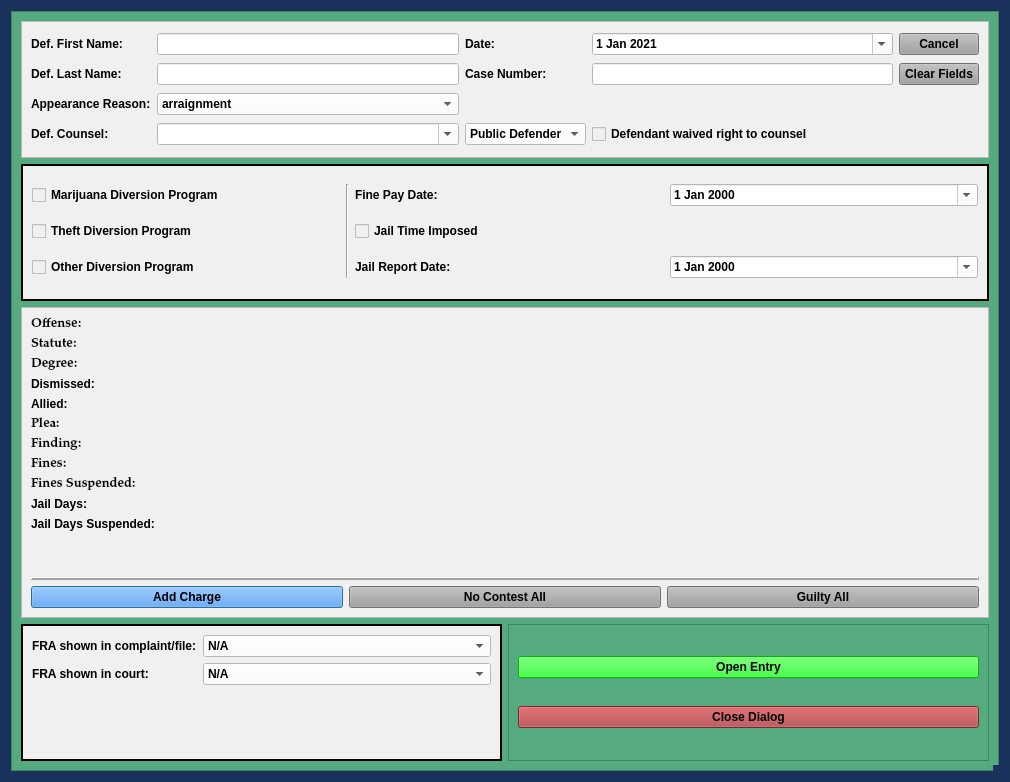
The window that package/views/ui/DiversionPleaDialog.ui (HunterProgram22/MuniEntry) describes before a commit, drawn with Qt 5.
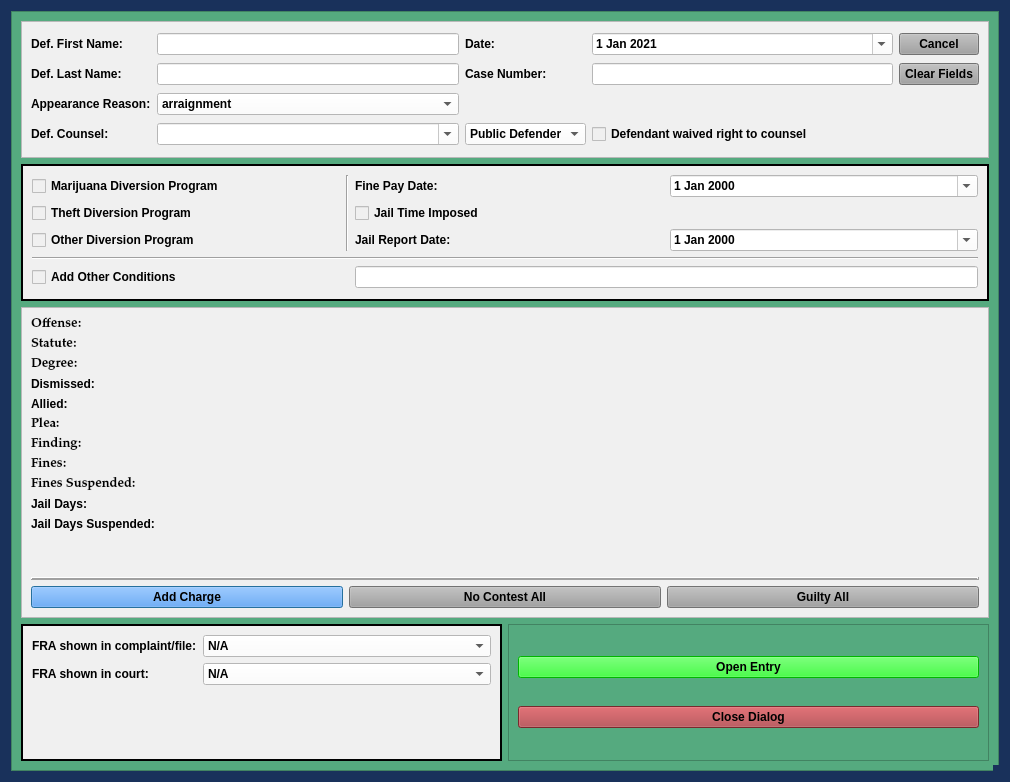
The same window after the commit.

Commit message: Set other conditions to show/hide in Diversion.

Patch:
```diff
--- a/package/views/ui/DiversionPleaDialog.ui
+++ b/package/views/ui/DiversionPleaDialog.ui
@@ -773,6 +773,13 @@
           <number>2</number>
          </property>
          <layout class="QGridLayout" name="gridLayout_8">
+          <item row="4" column="0">
+           <widget class="QCheckBox" name="other_conditions_checkBox">
+            <property name="text">
+             <string>Add Other Conditions</string>
+            </property>
+           </widget>
+          </item>
           <item row="0" column="3">
            <widget class="QDateEdit" name="diversion_fine_pay_date_box">
             <property name="styleSheet">
@@ -842,6 +849,20 @@
             </property>
            </widget>
           </item>
+          <item row="3" column="0" colspan="4">
+           <widget class="Line" name="line_2">
+            <property name="orientation">
+             <enum>Qt::Horizontal</enum>
+            </property>
+           </widget>
+          </item>
+          <item row="4" column="2" colspan="2">
+           <widget class="QLineEdit" name="other_conditions_box">
+            <property name="styleSheet">
+             <string notr="true">background-color: rgb(255, 255, 255);</string>
+            </property>
+           </widget>
+          </item>
          </layout>
         </widget>
        </item>
```
The commit also changes 7 other files.
